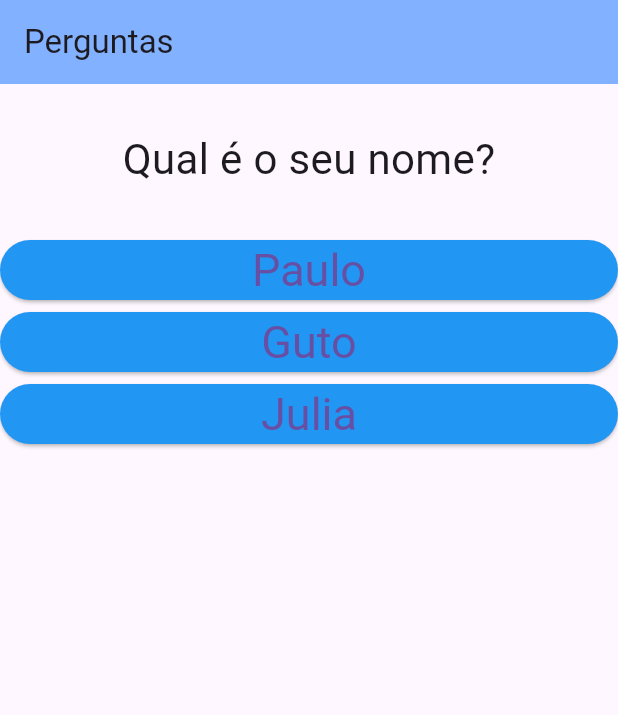
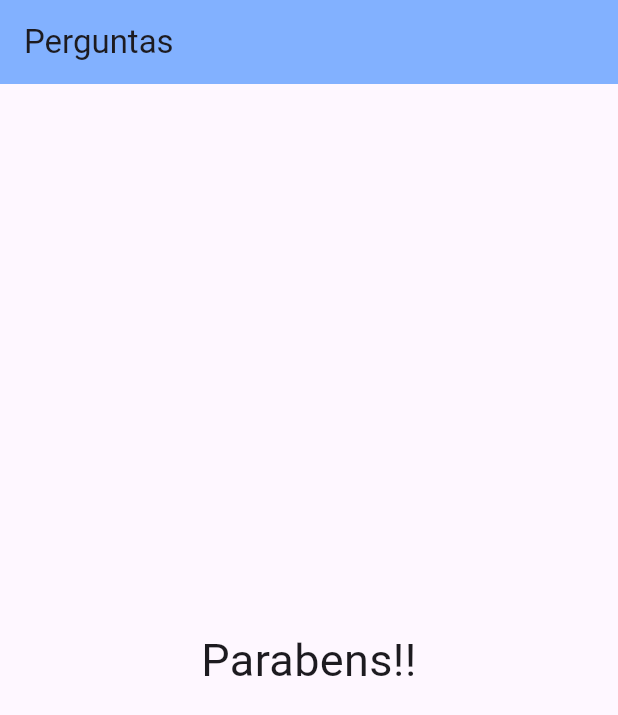
Before and after one commit to Galleazzo/first-app-flutter, a Flutter app: the screen it shows after launch, after a tap on "Paulo", after a tap on "18", on a phone screen of 412 x 824 dp. Shown: the top 715 px of the screen. Run offline on Flutter 3.47's test engine with Material 3 defaults, Android fonts, the phone set to English and light mode, and no system bars.

Commit message:
modificações do codigo

```diff
--- a/lib/main.dart
+++ b/lib/main.dart
@@ -1,7 +1,9 @@
 import 'dart:developer';
+import 'package:projeto_perguntas/questionarioi.dart';
 import 'package:projeto_perguntas/resposta.dart';
+import 'package:projeto_perguntas/resultado.dart';
+import './questao.dart';
 
-import './questao.dart';
 import 'package:flutter/material.dart';
 
 void main(List<String> args) {
@@ -14,40 +16,42 @@ class PerguntaApp extends StatefulWidget {
   }
 }
 
-
 class _PerguntaAppState extends State<PerguntaApp> {
+  final _perguntas = [
+    {
+      'text': "Qual é o seu nome?",
+      'resposta': [
+        {'texto' : 'Paulo', 'valor' : 'Paulo'},
+        {'texto' : 'Guto', 'valor': 'Guto'},
+        {'texto' : 'Julia', 'valor': 'Julia'},
+      ]
+    },
+    {
+      'text': "Quantos anos voce tem?",
+      'resposta': [
+        {'texto' : "17", 'valor' : 17},
+        {'texto' : "18", 'valor': 18},
+        {'texto' : "20", 'valor': 20},
+      ]
+    }
+  ];
 
   var _perguntaSelecionada = 0;
 
-  void _responder() {
+  void _responder( ) {
+    if (temPerguntaSelecionada) {
       setState(() {
-      if(_perguntaSelecionada < 1){
         _perguntaSelecionada++;
-      } else {
-        _perguntaSelecionada = 0;
+      });
+    }
   }
 
-    });
-    print(_perguntaSelecionada);
+  bool get temPerguntaSelecionada {
+    return _perguntaSelecionada < _perguntas.length;
   }
 
   @override
   Widget build(BuildContext context) {
-    const List<Map<String, Object>> perguntas = [
-      {
-        'text': "Qual é o seu nome?",
-        'resposta': ['Paulo', 'Guto', 'Julia']
-      },
-      {
-        'text': "Quantos anos voce tem?",
-        'resposta': ["17", "18", "20"]
-      }
-    ];
-
-    List<Widget> respostas = [];
-    for(String textoResp in perguntas[_perguntaSelecionada].cast()['resposta']) {
-      respostas.add(Resposta(textoResp, _responder));
-    }
 
     return MaterialApp(
         home: Scaffold(
@@ -55,12 +59,12 @@ class _PerguntaAppState extends State<PerguntaApp> {
         title: const Text("Perguntas"),
         backgroundColor: Colors.blueAccent[100],
       ),
-          body: Column(
-            children: <Widget>[
-              Questao(perguntas[_perguntaSelecionada]["text"].toString()),
-              ...respostas
-            ],
-          ),
+      body: temPerguntaSelecionada
+          ? Questionario(
+              perguntas: _perguntas,
+              perguntaSelecionada: _perguntaSelecionada,
+              responder: _responder)
+          : Resultado('Parabens!!'),
     ));
   }
 }
--- /dev/null
+++ b/lib/questionarioi.dart
@@ -0,0 +1,32 @@
+import 'package:flutter/material.dart';
+import 'package:projeto_perguntas/questao.dart';
+import 'package:projeto_perguntas/resposta.dart';
+
+class Questionario extends StatelessWidget {
+  final List<Map<String, Object>> perguntas;
+  final int perguntaSelecionada;
+  final void Function() responder;
+
+  Questionario({
+    required this.perguntas,
+    required this.perguntaSelecionada,
+    required this.responder,
+  });
+
+  bool get temPerguntaSelecionada {
+    return perguntaSelecionada < perguntas.length;
+  }
+
+
+  @override
+  Widget build(BuildContext context) {
+
+    List<Map<String, Object>> respostas = temPerguntaSelecionada
+        ? perguntas[perguntaSelecionada].cast()['resposta'] as List<Map<String, Object>>
+        : [];
+    return Column(children: <Widget>[
+      Questao(perguntas[perguntaSelecionada]["text"].toString()),
+      ...respostas.map((resp) => Resposta(resp['texto'] as String, responder)).toList()
+    ]);
+  }
+}
--- /dev/null
+++ b/lib/resultado.dart
@@ -0,0 +1,19 @@
+import 'package:flutter/material.dart';
+
+class Resultado extends StatelessWidget {
+
+  Resultado(this.text);
+
+  String text;
+  @override
+  Widget build(BuildContext context) {
+    return Center(
+
+      child: Text(
+        this.text,
+        style: TextStyle(fontSize: 30),
+        textAlign: TextAlign.center,
+      ),
+    );
+  }
+}
```
Lines whose indentation alone changed are shown as unchanged.
